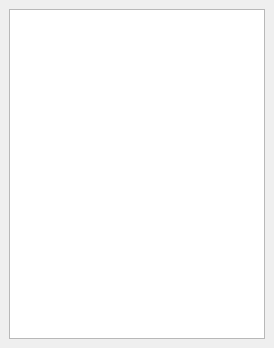
This is ceed/ui/ProjectManager.ui in timbaker/ceed as Qt 5 draws it before an edit. The edited form follows.
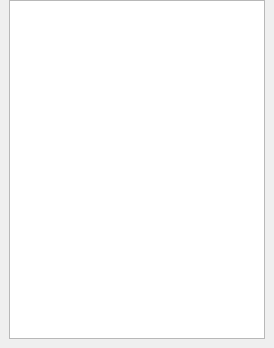
This is the edited form.

Commit message: Remove top margin from project manager dock

The edit to the form file:
```diff
--- a/ceed/ui/ProjectManager.ui
+++ b/ceed/ui/ProjectManager.ui
@@ -15,6 +15,9 @@
   </property>
   <widget class="QWidget" name="contents">
    <layout class="QVBoxLayout" name="verticalLayout_2">
+    <property name="topMargin">
+     <number>0</number>
+    </property>
     <item>
      <widget class="QTreeView" name="view">
       <property name="editTriggers">
```
